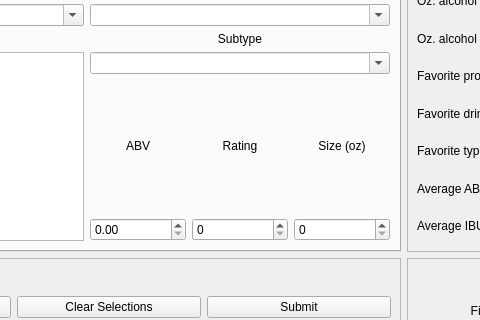
Above: src/mainwindow.ui from minorsecond/BuzzBot before the change; both pictures show x 192 to 672 and y 129 to 449 of the 1006 by 692 pixel window. Below: the same form after it.
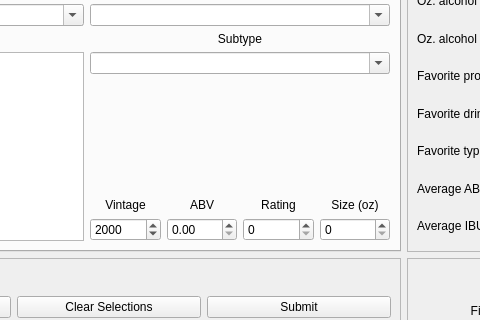
That is the form after the change.

Commit message: Add vintage field to wine pane

```diff
--- a/src/mainwindow.ui
+++ b/src/mainwindow.ui
@@ -1167,7 +1167,7 @@
        <layout class="QGridLayout" name="gridLayout_10">
         <item row="6" column="2">
          <layout class="QGridLayout" name="gridLayout_9">
-          <item row="0" column="2">
+          <item row="1" column="3">
            <widget class="QLabel" name="wineSizeLabel">
             <property name="sizePolicy">
              <sizepolicy hsizetype="Preferred" vsizetype="Preferred">
@@ -1183,7 +1183,27 @@
             </property>
            </widget>
           </item>
-          <item row="1" column="2">
+          <item row="1" column="0">
+           <widget class="QLabel" name="wineVintageLabel">
+            <property name="text">
+             <string>Vintage</string>
+            </property>
+            <property name="alignment">
+             <set>Qt::AlignCenter</set>
+            </property>
+           </widget>
+          </item>
+          <item row="2" column="0">
+           <widget class="QSpinBox" name="wineVintage">
+            <property name="maximum">
+             <number>9999</number>
+            </property>
+            <property name="value">
+             <number>2000</number>
+            </property>
+           </widget>
+          </item>
+          <item row="2" column="3">
            <widget class="QSpinBox" name="wineSizeInput">
             <property name="sizePolicy">
              <sizepolicy hsizetype="Preferred" vsizetype="Fixed">
@@ -1193,7 +1213,7 @@
             </property>
            </widget>
           </item>
-          <item row="0" column="1">
+          <item row="1" column="2">
            <widget class="QLabel" name="wineRatingLabel">
             <property name="sizePolicy">
              <sizepolicy hsizetype="Preferred" vsizetype="Preferred">
@@ -1209,7 +1229,7 @@
             </property>
            </widget>
           </item>
-          <item row="1" column="1">
+          <item row="2" column="2">
            <widget class="QSpinBox" name="wineRatingInput">
             <property name="sizePolicy">
              <sizepolicy hsizetype="Preferred" vsizetype="Fixed">
@@ -1222,7 +1242,7 @@
             </property>
            </widget>
           </item>
-          <item row="1" column="0">
+          <item row="2" column="1">
            <widget class="QDoubleSpinBox" name="wineAbvInput">
             <property name="sizePolicy">
              <sizepolicy hsizetype="Preferred" vsizetype="Fixed">
@@ -1232,7 +1252,7 @@
             </property>
            </widget>
           </item>
-          <item row="0" column="0">
+          <item row="1" column="1">
            <widget class="QLabel" name="wineAbvLabel">
             <property name="sizePolicy">
              <sizepolicy hsizetype="Preferred" vsizetype="Preferred">
@@ -1248,6 +1268,19 @@
             </property>
            </widget>
           </item>
+          <item row="0" column="0">
+           <spacer name="verticalSpacer_4">
+            <property name="orientation">
+             <enum>Qt::Vertical</enum>
+            </property>
+            <property name="sizeHint" stdset="0">
+             <size>
+              <width>20</width>
+              <height>40</height>
+             </size>
+            </property>
+           </spacer>
+          </item>
          </layout>
         </item>
         <item row="1" column="0" colspan="2">
```
Left out of the diff: 25 changed lines with no effect on the pictures. The commit also changes 1 other file.
